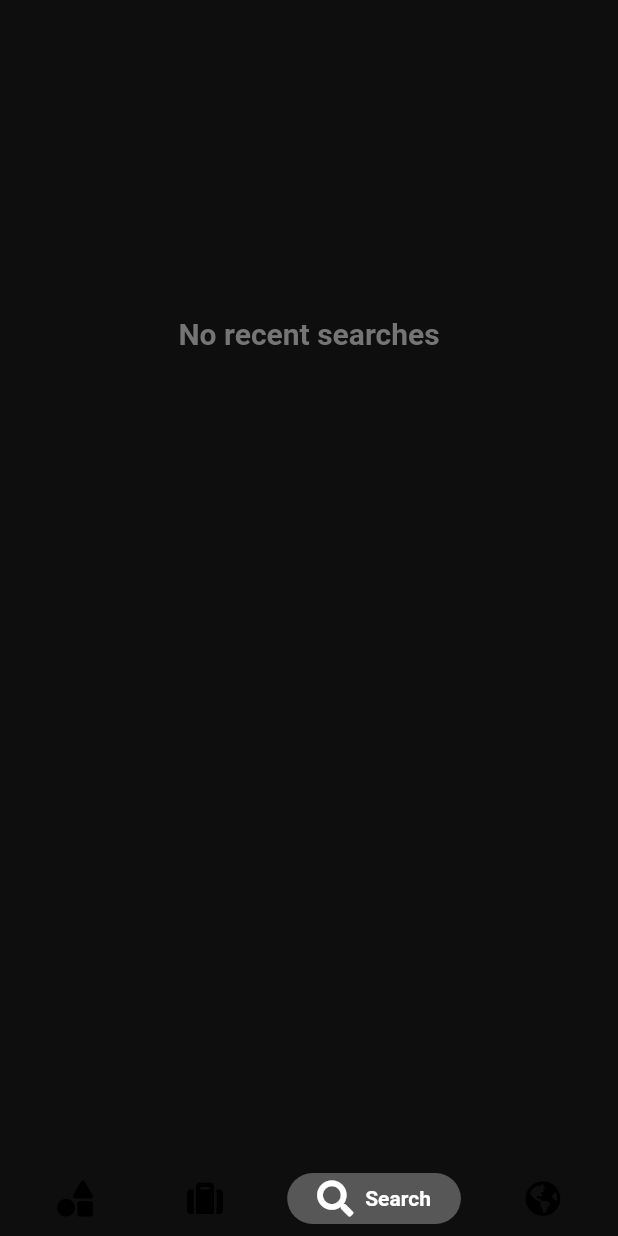
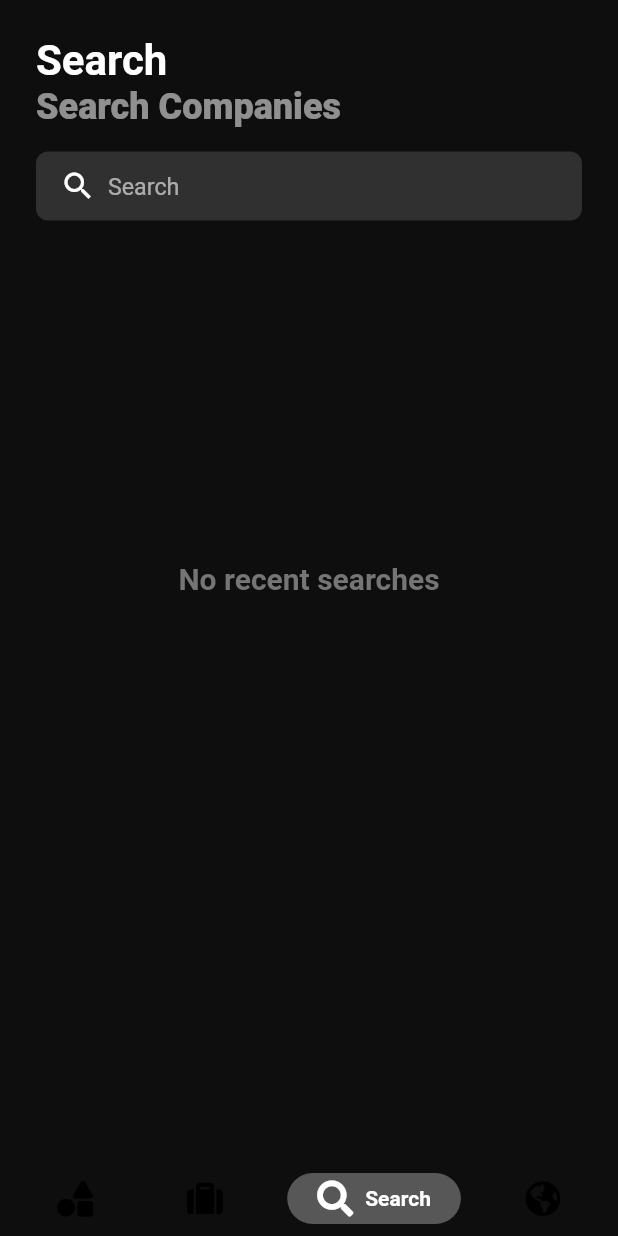
Before and after one commit to JoshuaR503/Stock-Market-App, a Flutter app: the screen it shows after launch, item 3 of the bottom bar chosen, on a phone screen of 412 x 824 dp. Run offline on Flutter 3.47's test engine with Material 2 defaults, Android fonts, the phone set to English and light mode, and no system bars; drawn by our look-alikes of google_nav_bar; our stand-ins replace bloc, charts_flutter, dio, flutter_bloc, flutter_spinkit, font_awesome_flutter and 2 more; network calls fail.

Commit message:
Fixed Search.

```diff
--- a/lib/widgets/search/search.dart
+++ b/lib/widgets/search/search.dart
@@ -32,17 +32,23 @@ class SearchSection extends StatelessWidget {
         }
 
         if (state is SearchEmpty) {
-          return MessageScreen(message: 'No recent searches', action: Container());
+          return _buildContent(
+            child: MessageScreen(message: 'No recent searches', action: Container())
+          );
         }
 
         if (state is SearchResultsLoadingError) {
-          return MessageScreen(message: 'There was an unkwon error', action: Container());
+          return _buildContent(
+            child: MessageScreen(message: 'There was an unknown error', action: Container())
+          );
         }
 
         if (state is SearchLoading) {
-          return Scaffold(
-            backgroundColor: kScaffoldBackground,
-            body: LoadingIndicatorWidget()
+          return _buildContent(
+            child: Padding(
+              padding: EdgeInsets.only(top: 80),
+              child: LoadingIndicatorWidget(),
+            )
           );
         }
 
@@ -56,6 +62,25 @@ class SearchSection extends StatelessWidget {
 
         return Container();
       }
+    );
+  }
+
+  Widget _buildContent({Widget child}) {
+    return BaseList(
+      children: [
+        StandardHeader(
+          title: 'Search',
+          subtitle: 'Search Companies',
+          action: Container(),
+        ),
+
+        // Search Box.
+        SizedBox(height: 16),
+        SearchBoxWidget(),
+        SizedBox(height: 16),
+
+        child
+      ]
     );
   }
 
```
